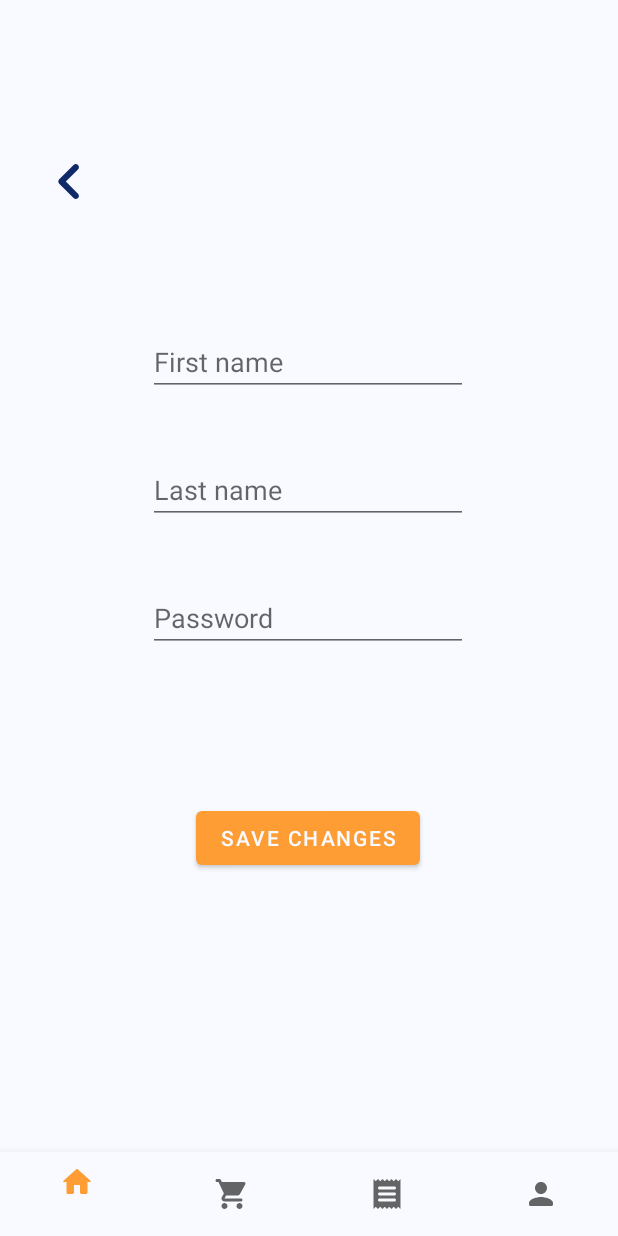
After one commit to sevenwhiteclouds/happydays, an Android app: the fragment ProfileFragment placed in its activity, on a phone screen of 412 x 824 dp. The commit adds this screen. Run offline under Robolectric (Android 15) with nearby library versions, the phone set to English and light mode, and no system bars; our stand-ins replace Room's generated code; 3 statements that could not run were skipped.

Commit message:
profile, about, logout, persistence working

```diff
--- /dev/null
+++ b/app/src/main/java/com/kdub/happydays/ProfileFragment.java
@@ -0,0 +1,87 @@
+package com.kdub.happydays;
+
+import static android.content.Context.MODE_PRIVATE;
+
+import android.content.Intent;
+import android.content.SharedPreferences;
+import android.os.Bundle;
+
+import androidx.fragment.app.Fragment;
+import androidx.fragment.app.FragmentTransaction;
+import androidx.room.Room;
+
+import android.view.LayoutInflater;
+import android.view.View;
+import android.view.ViewGroup;
+import android.widget.Button;
+import android.widget.EditText;
+import android.widget.TextView;
+import android.widget.Toast;
+
+import com.kdub.happydays.db.AppDataBase;
+import com.kdub.happydays.db.LoginDAO;
+
+public class ProfileFragment extends Fragment {
+
+  User user = null;
+
+  @Override
+  public View onCreateView(LayoutInflater inflater, ViewGroup container,
+                           Bundle savedInstanceState) {
+    // Inflate the layout for this fragment
+    View view = inflater.inflate(R.layout.fragment_profile, container, false);
+
+    LoginDAO mLoginDao = Room.databaseBuilder(getActivity(), AppDataBase.class, AppDataBase.DATABASE_NAME)
+      .allowMainThreadQueries().build().LoginDAO();
+
+    EditText firstName = view.findViewById(R.id.show_change_first_name);
+    EditText lastName = view.findViewById(R.id.show_change_last_name);
+    EditText passWord = view.findViewById(R.id.show_change_pass);
+
+    SharedPreferences preferences = getActivity().getSharedPreferences("session", MODE_PRIVATE);
+
+    int userId = preferences.getInt("userId", 0);
+
+    user = mLoginDao.getUserByUserId(userId);
+
+    Button back = view.findViewById(R.id.back_button_profile);
+    Button saveChanges = view.findViewById(R.id.save_button_profile);
+
+    firstName.setText(user.getFirstName());
+    lastName.setText(user.getLastName());
+    passWord.setText(user.getPassword());
+
+    back.setOnClickListener(new View.OnClickListener() {
+      @Override
+      public void onClick(View view) {
+        FragmentTransaction fragment = getActivity().getSupportFragmentManager().beginTransaction();
+        fragment.replace(R.id.frame_layout, new AccountSettingsFragment());
+        fragment.commit();
+      }
+    });
+
+    saveChanges.setOnClickListener(new View.OnClickListener() {
+      @Override
+      public void onClick(View view) {
+
+        EditText firstName = getView().findViewById(R.id.show_change_first_name);
+        EditText lastName = getView().findViewById(R.id.show_change_last_name);
+        EditText passWord = getView().findViewById(R.id.show_change_pass);
+
+
+        user.setFirstName(firstName.getText().toString());
+        user.setLastName(lastName.getText().toString());
+        user.setPassword(passWord.getText().toString());
+
+        mLoginDao.update(user);
+
+        Toast.makeText(getActivity(), "Happy Days! Changes have been saved. :)", Toast.LENGTH_SHORT).show();
+        FragmentTransaction fragment = getActivity().getSupportFragmentManager().beginTransaction();
+        fragment.replace(R.id.frame_layout, new AccountSettingsFragment());
+        fragment.commit();
+      }
+    });
+
+    return view;
+  }
+}
--- a/app/src/main/res/layout/fragment_account_settings.xml
+++ b/app/src/main/res/layout/fragment_account_settings.xml
@@ -28,6 +28,7 @@
         android:layout_width="331dp"
         android:layout_height="0dp"
         android:layout_marginTop="88dp"
+        android:clickable="true"
         app:layout_constraintEnd_toEndOf="parent"
         app:layout_constraintStart_toStartOf="parent"
         app:layout_constraintTop_toBottomOf="@+id/settings_title_header">
@@ -37,6 +38,7 @@
             android:layout_width="60dp"
             android:layout_height="60dp"
             android:background="@drawable/round_button_background"
+            android:clickable="false"
             android:padding="8dp"
             android:src="@drawable/ic_round_person_white_24" />
 
@@ -48,6 +50,7 @@
             android:layout_marginStart="30dp"
             android:layout_toEndOf="@id/profile_button_icon"
             android:alpha="0.79"
+            android:clickable="false"
             android:text="Profile"
             android:textColor="@color/third"
             android:textSize="24sp"
@@ -59,6 +62,7 @@
             android:layout_centerVertical="true"
             android:layout_marginStart="10dp"
             android:layout_toEndOf="@id/profile_button_text"
+            android:clickable="false"
             android:src="@drawable/ic_round_chevron_right_24" />
     </RelativeLayout>
 
--- /dev/null
+++ b/app/src/main/res/layout/fragment_profile.xml
@@ -0,0 +1,84 @@
+<?xml version="1.0" encoding="utf-8"?>
+<androidx.constraintlayout.widget.ConstraintLayout xmlns:android="http://schemas.android.com/apk/res/android"
+    xmlns:tools="http://schemas.android.com/tools"
+    android:layout_width="match_parent"
+    android:layout_height="match_parent"
+    xmlns:app="http://schemas.android.com/apk/res-auto"
+    tools:context=".ProfileFragment">
+
+    <Button
+        android:id="@+id/back_button_profile"
+        android:layout_width="87dp"
+        android:layout_height="75dp"
+        android:layout_alignParentStart="true"
+        android:layout_alignParentTop="true"
+        android:layout_marginTop="83dp"
+        android:layout_marginBottom="76dp"
+        android:background="#00FF5522"
+        android:rotationY="180"
+        app:icon="@drawable/ic_round_chevron_right_24"
+        app:iconSize="50dp"
+        app:iconTint="@color/third"
+        app:layout_constraintEnd_toEndOf="parent"
+        app:layout_constraintHorizontal_bias="0.0"
+        app:layout_constraintStart_toStartOf="parent"
+        app:layout_constraintTop_toTopOf="parent"
+        tools:ignore="SpeakableTextPresentCheck" />
+
+    <EditText
+        android:id="@+id/show_change_first_name"
+        android:layout_width="wrap_content"
+        android:layout_height="wrap_content"
+        android:layout_marginTop="60dp"
+        android:ems="10"
+        android:hint="@string/first_name_text"
+        android:maxLength="15"
+        android:maxLines="1"
+        app:layout_constraintEnd_toEndOf="parent"
+        app:layout_constraintHorizontal_bias="0.497"
+        app:layout_constraintStart_toStartOf="parent"
+        app:layout_constraintTop_toBottomOf="@+id/back_button_profile" />
+
+    <EditText
+        android:id="@+id/show_change_last_name"
+        android:layout_width="wrap_content"
+        android:layout_height="wrap_content"
+        android:layout_marginTop="40dp"
+        android:ems="10"
+        android:hint="@string/last_name"
+        android:maxLength="15"
+        android:maxLines="1"
+        app:layout_constraintEnd_toEndOf="parent"
+        app:layout_constraintHorizontal_bias="0.497"
+        app:layout_constraintStart_toStartOf="parent"
+        app:layout_constraintTop_toBottomOf="@+id/show_change_first_name" />
+
+    <EditText
+        android:id="@+id/show_change_pass"
+        android:layout_width="wrap_content"
+        android:layout_height="wrap_content"
+        android:layout_marginTop="40dp"
+        android:ems="10"
+        android:hint="@string/password"
+        android:inputType="textPassword"
+        android:maxLength="33"
+        android:maxLines="1"
+        app:layout_constraintEnd_toEndOf="parent"
+        app:layout_constraintHorizontal_bias="0.497"
+        app:layout_constraintStart_toStartOf="parent"
+        app:layout_constraintTop_toBottomOf="@+id/show_change_last_name" />
+
+    <Button
+        android:id="@+id/save_button_profile"
+        android:layout_width="wrap_content"
+        android:layout_height="wrap_content"
+        android:layout_marginTop="100dp"
+        android:text="Save Changes"
+        app:layout_constraintBottom_toBottomOf="parent"
+        app:layout_constraintEnd_toEndOf="parent"
+        app:layout_constraintHorizontal_bias="0.498"
+        app:layout_constraintStart_toStartOf="parent"
+        app:layout_constraintTop_toBottomOf="@+id/show_change_pass"
+        app:layout_constraintVertical_bias="0.0" />
+
+</androidx.constraintlayout.widget.ConstraintLayout>
--- a/app/src/main/res/values/strings.xml
+++ b/app/src/main/res/values/strings.xml
@@ -26,5 +26,5 @@
     </string>
     <string name="attachment_summary_off">Only download attachments when manually requested</string>
     <!-- TODO: Remove or change this placeholder text -->
-    <string name="hello_blank_fragment">Hello blank fragment</string>
+    <string name="hello_blank_fragment">Hello World!</string>
 </resources>
```
Also changed, not shown: app/src/main/java/com/kdub/happydays/AccountSettingsFragment.java (+33 -9 lines), app/src/main/java/com/kdub/happydays/CreateAccount.java (+12 -0 lines), app/src/main/java/com/kdub/happydays/MainActivity.java (+1 -9 lines).
